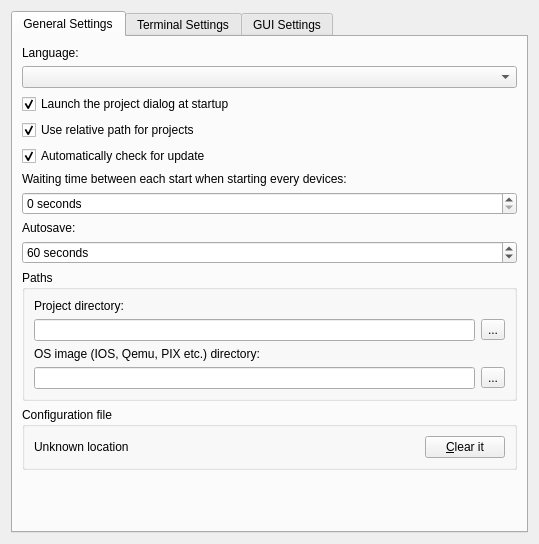
Old version of the form src/GNS3/Ui/ConfigurationPages/Form_PreferencesGeneral.ui in the repository GNS3/gns3-legacy.
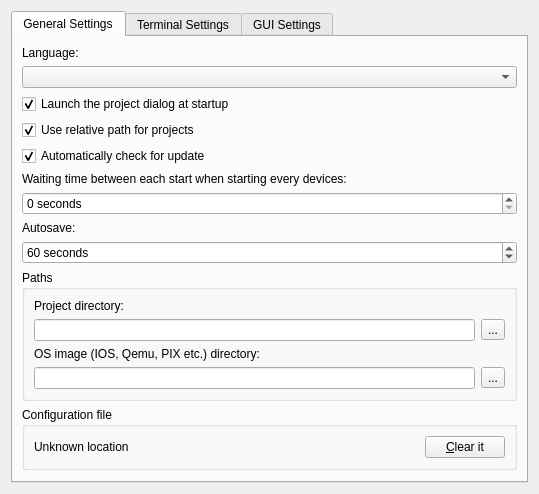
New version of the form.

The edit to the form file:
```diff
--- a/src/GNS3/Ui/ConfigurationPages/Form_PreferencesGeneral.ui
+++ b/src/GNS3/Ui/ConfigurationPages/Form_PreferencesGeneral.ui
@@ -7,7 +7,7 @@
     <x>0</x>
     <y>0</y>
     <width>539</width>
-    <height>544</height>
+    <height>480</height>
    </rect>
   </property>
   <property name="windowTitle">
```
